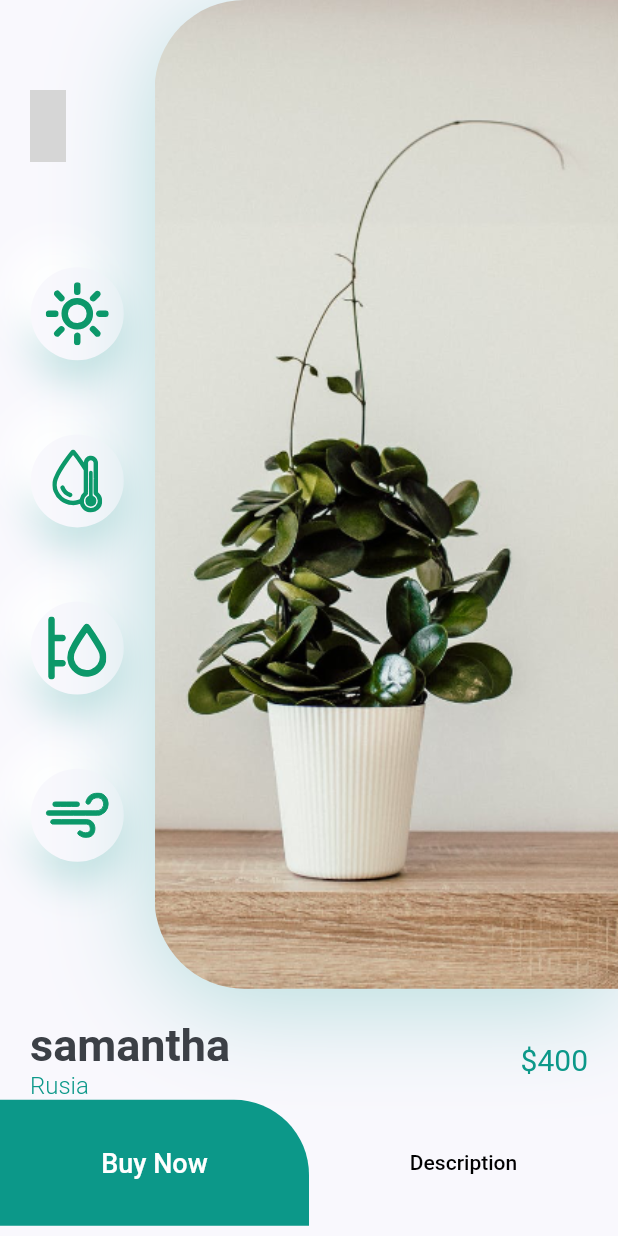
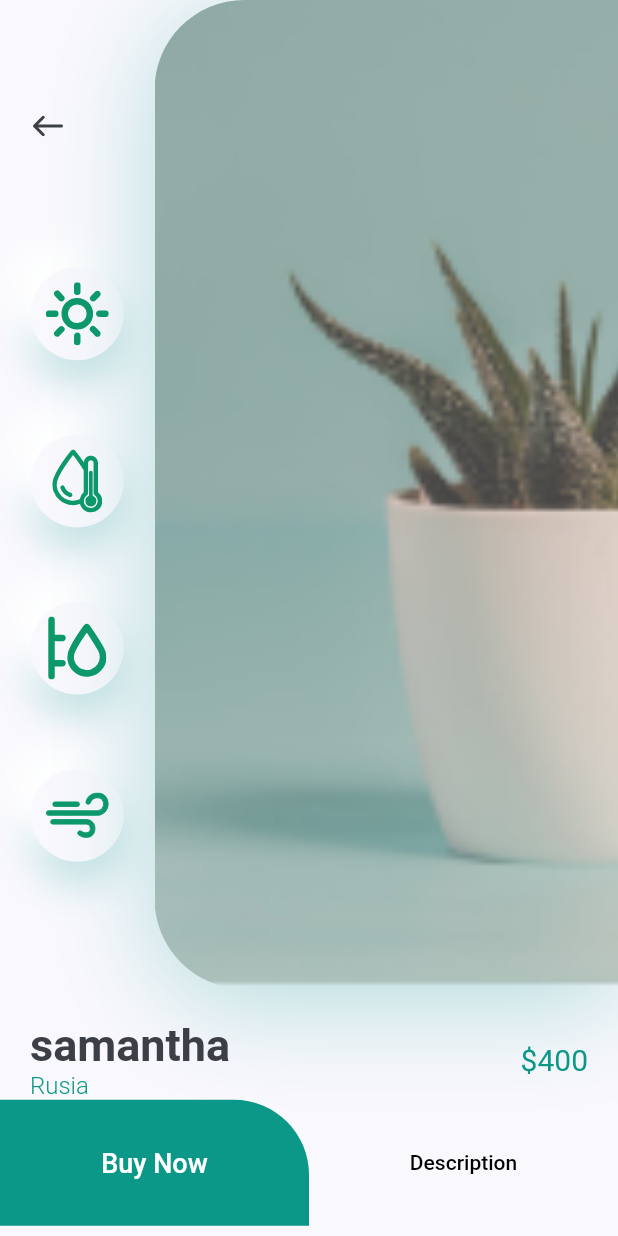
Before and after one commit to IngNex/flutter-plant-ui-practice, a Flutter app: the DetailsObject screen opened directly, on a phone screen of 412 x 824 dp. Run offline on Flutter 3.47's test engine with Material 2 defaults, Android fonts, the phone set to English and light mode, and no system bars; our stand-ins replace flutter_svg; grey boxes are pictures that could not be loaded.

Commit message:
add data in details object

```diff
--- a/lib/screens/details/components/image_icons.dart
+++ b/lib/screens/details/components/image_icons.dart
@@ -34,7 +34,8 @@ class ImageAndIcons extends StatelessWidget {
                             onPressed: () {
                               Navigator.pop(context);
                             },
-                            icon: SvgPicture.asset(imgPicture),
+                            icon:
+                                SvgPicture.asset('assets/icons/back_arrow.svg'),
                           ),
                         ),
                         Spacer(),
@@ -63,7 +64,7 @@ class ImageAndIcons extends StatelessWidget {
                     image: DecorationImage(
                       alignment: Alignment.centerLeft,
                       fit: BoxFit.cover,
-                      image: AssetImage('assets/images/img.png'),
+                      image: AssetImage(imgPicture),
                     ),
                   ),
                 ),
```
